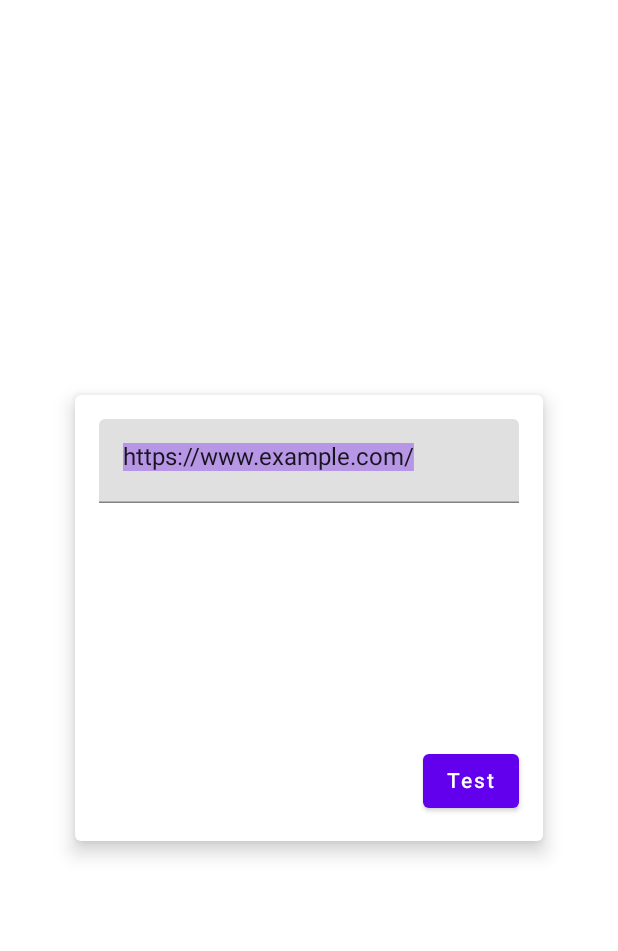
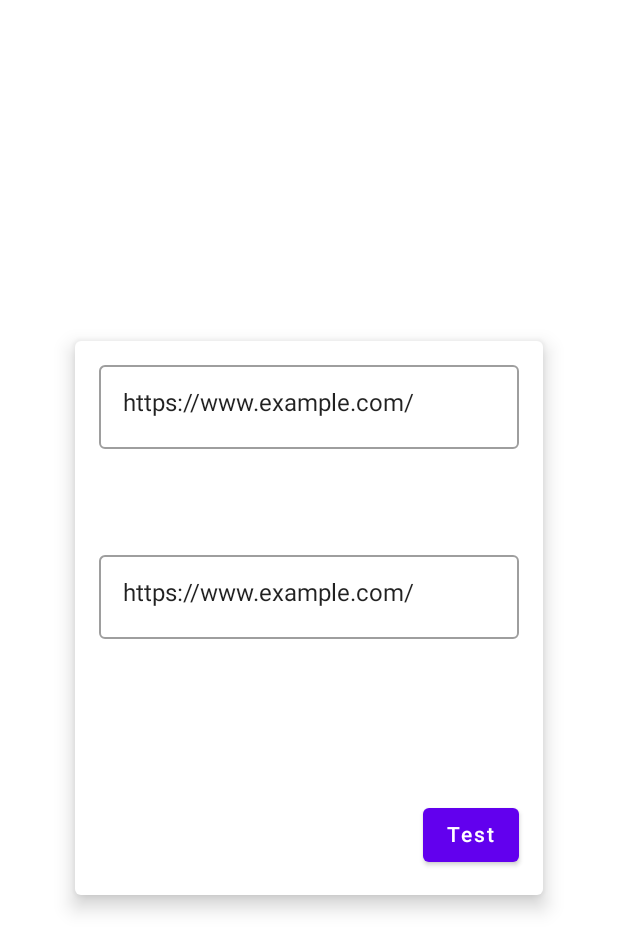
Before and after one commit to Mett-Barr/Short_URL_test01, an Android app built with Jetpack Compose: the screen it shows after launch (MainActivity), on a phone screen of 412 x 824 dp. Shown: the top 951 px of the screen. Run offline under Robolectric (Android 15) with nearby library versions, the phone set to English and light mode, and no system bars.

Commit message:
Function completed

```diff
--- a/app/src/main/java/com/example/shorturltest01/MainActivity.kt
+++ b/app/src/main/java/com/example/shorturltest01/MainActivity.kt
@@ -26,7 +26,7 @@ class MainActivity : ComponentActivity() {
 //        WindowCompat.setDecorFitsSystemWindows(window, false)
         setContent {
             ShortURLTest01Theme {
-                ShortenUrl(viewModel) { getShortUrl(context = this, viewModel = viewModel) }
+                ShortenUrl(viewModel, viewModel::testUrlChange) { getShortUrl(context = this, viewModel = viewModel) }
             }
         }
     }
--- a/app/src/main/java/com/example/shorturltest01/MainViewModel.kt
+++ b/app/src/main/java/com/example/shorturltest01/MainViewModel.kt
@@ -1,5 +1,6 @@
 package com.example.shorturltest01
 
+import android.webkit.URLUtil
 import androidx.compose.material.TextField
 import androidx.compose.runtime.Composable
 import androidx.compose.runtime.mutableStateOf
@@ -10,15 +11,25 @@ const val BASE_URL = "http://tinyurl.com/api-create.php?url="
 const val TEST_URL = "https://www.example.com/"
 
 class MainViewModel : ViewModel() {
-    var myUrl = mutableStateOf("https://www.example.com/")
+    var myUrl = mutableStateOf(TEST_URL)
 
-    fun myUrlChang(str: String) {
+    fun myUrlChange(str: String) {
         this.myUrl.value = str
     }
 
+    var testTextFieldValue = mutableStateOf(TextFieldValue(TEST_URL))
+        private set
+
+    val testUrl = mutableStateOf(TextFieldValue(TEST_URL))
+
+    fun testUrlChange(str: String) {
+        this.testUrl.value = TextFieldValue(str)
+    }
+
+    fun isNetworkUrl() : Boolean = URLUtil.isNetworkUrl(this.testUrl.value.text)
+
+
     var shortUrl = mutableStateOf("")
 
-    var testState = mutableStateOf("")
-
-    var test = mutableStateOf(TextFieldValue(myUrl.value))
+    var networkState = mutableStateOf("")
 }
--- a/app/src/main/java/com/example/shorturltest01/component/ShortUrlPage.kt
+++ b/app/src/main/java/com/example/shorturltest01/component/ShortUrlPage.kt
@@ -1,37 +1,53 @@
 package com.example.shorturltest01.component
 
 import android.app.Activity
+import android.util.Log
+import android.view.WindowInsets
 import androidx.compose.foundation.clickable
-import androidx.compose.foundation.interaction.InteractionSource
+import androidx.compose.foundation.focusable
 import androidx.compose.foundation.interaction.MutableInteractionSource
 import androidx.compose.foundation.layout.*
 import androidx.compose.foundation.text.KeyboardOptions
-import androidx.compose.material.Button
-import androidx.compose.material.Card
-import androidx.compose.material.Text
-import androidx.compose.material.TextField
+import androidx.compose.material.*
 import androidx.compose.runtime.*
 import androidx.compose.ui.Alignment
 import androidx.compose.ui.Modifier
-import androidx.compose.ui.focus.FocusRequester
-import androidx.compose.ui.focus.focusRequester
-import androidx.compose.ui.focus.onFocusChanged
+import androidx.compose.ui.focus.*
 import androidx.compose.ui.platform.LocalContext
+import androidx.compose.ui.platform.LocalFocusManager
 import androidx.compose.ui.text.TextRange
 import androidx.compose.ui.text.input.ImeAction
 import androidx.compose.ui.text.input.KeyboardType
 import androidx.compose.ui.text.input.TextFieldValue
 import androidx.compose.ui.unit.dp
+import androidx.core.view.WindowInsetsControllerCompat
 import com.example.shorturltest01.MainViewModel
-import com.example.shorturltest01.TEST_URL
-import kotlinx.coroutines.selects.select
 
 //@Preview
 @Composable
-fun ShortenUrl(viewModel: MainViewModel, onClickEvent: () -> Unit) {
+fun ShortenUrl(
+    viewModel: MainViewModel,
+    urlChange: (String) -> Unit,
+    onClickEvent: () -> Unit
+) {
 
     val activity = LocalContext.current as? Activity
     val focusRequester = remember { FocusRequester() }
+    val focusManager = LocalFocusManager.current
+
+    val testState = remember {
+        mutableStateOf(TextFieldValue(viewModel.testUrl.value.text))
+    }
+
+    val testViewModelState by viewModel.testUrl
+
+    if (!viewModel.isNetworkUrl()) {
+        DisposableEffect(Unit) {
+            focusRequester.requestFocus()
+            onDispose { }
+        }
+    }
+
 
     Column(
         modifier = Modifier
@@ -45,7 +61,14 @@ fun ShortenUrl(viewModel: MainViewModel, onClickEvent: () -> Unit) {
     ) {
         Card(
             elevation = 8.dp,
-            modifier = Modifier.padding(16.dp),
+            modifier = Modifier
+                .padding(48.dp)
+                .clickable(
+                    interactionSource = MutableInteractionSource(),
+                    indication = null
+                ) {
+                    focusManager.clearFocus()
+                }
         ) {
             Column(
                 modifier = Modifier
@@ -59,33 +82,83 @@ fun ShortenUrl(viewModel: MainViewModel, onClickEvent: () -> Unit) {
 
 //                    value = viewModel.myUrl.value,
 //                    onValueChange = { newString -> viewModel.myUrlChang(newString) },
-                TextField(
-                    value = viewModel.test.value,
-                    onValueChange = { newString -> viewModel.myUrlChang(newString.text) },
+
+                OutlinedTextField(
+                    value = viewModel.testUrl.value,
+                    onValueChange = { viewModel.testUrl.value = it },
                     keyboardOptions = KeyboardOptions(
                         imeAction = ImeAction.Done,
                         keyboardType = KeyboardType.Ascii
                     ),
                     modifier = Modifier
-                        .focusRequester(focusRequester)
                         .onFocusChanged { focusState ->
                             if (focusState.isFocused) {
-                                val text = viewModel.test.value
-                                viewModel.test.value = viewModel.test.value.copy(
-                                    selection = TextRange(0, text.toString().length)
+                                val text = viewModel.testUrl.value.text
+                                viewModel.testUrl.value = viewModel.testUrl.value.copy(
+                                    selection = TextRange(0, text.length)
                                 )
                             }
                         }
+                        .then(
+                            (when {
+                                !viewModel.isNetworkUrl() -> {
+                                    Modifier.focusRequester(focusRequester)
+                                }
+                                else -> Modifier
+                            })
+                        )
                 )
-                DisposableEffect(Unit) {
-                    focusRequester.requestFocus()
-                    onDispose { }
-                }
+
+//                TextField(
+//                    value = viewModel.myUrl.value,
+//                    onValueChange = { textFieldValue -> viewModel.myUrlChange(textFieldValue) },
+//                    keyboardOptions = KeyboardOptions(
+//                        imeAction = ImeAction.Done,
+//                        keyboardType = KeyboardType.Ascii
+//                    ),
+//                    modifier = Modifier
+//                        .focusRequester(focusRequester)
+//                        .onFocusChanged { focusState ->
+//                            if (focusState.isFocused) {
+//                                val text = viewModel.testUrl.value
+//                                viewModel.testUrl.value = viewModel.testUrl.value.copy(
+//                                    selection = TextRange(0, text.toString().length)
+//                                )
+//                            }
+//                        }
+//                )
 
                 Spacer(modifier = Modifier.size(36.dp))
                 Text(viewModel.shortUrl.value)
+
+//                Spacer(modifier = Modifier.size(16.dp))
+
+//                    DisposableEffect(Unit) {
+//                        focusRequester.requestFocus()
+//                        onDispose { }
+//                    }
+
                 Spacer(modifier = Modifier.size(16.dp))
-                Text(viewModel.testState.value)
+                OutlinedTextField(
+                    value = testState.value,
+                    onValueChange = { text -> testState.value = text },
+                    modifier = Modifier
+//                            .focusRequester(focusRequester = focusRequester)
+                        .onFocusChanged { focusState ->
+                            if (focusState.isFocused) {
+                                val text = testState.value.text
+                                testState.value = testState.value.copy(
+                                    selection = TextRange(0, text.length)
+                                )
+                                Log.d("!!!", "ShortenUrl: ${text.length}")
+                            }
+                        }
+                )
+
+
+                Spacer(modifier = Modifier.size(16.dp))
+                Text(viewModel.networkState.value)
+
                 Spacer(modifier = Modifier.size(72.dp))
                 Button(
                     onClick = { onClickEvent() },
```
Also changed, not shown: app/src/main/java/com/example/shorturltest01/ShareActivity.kt (+8 -7 lines).
